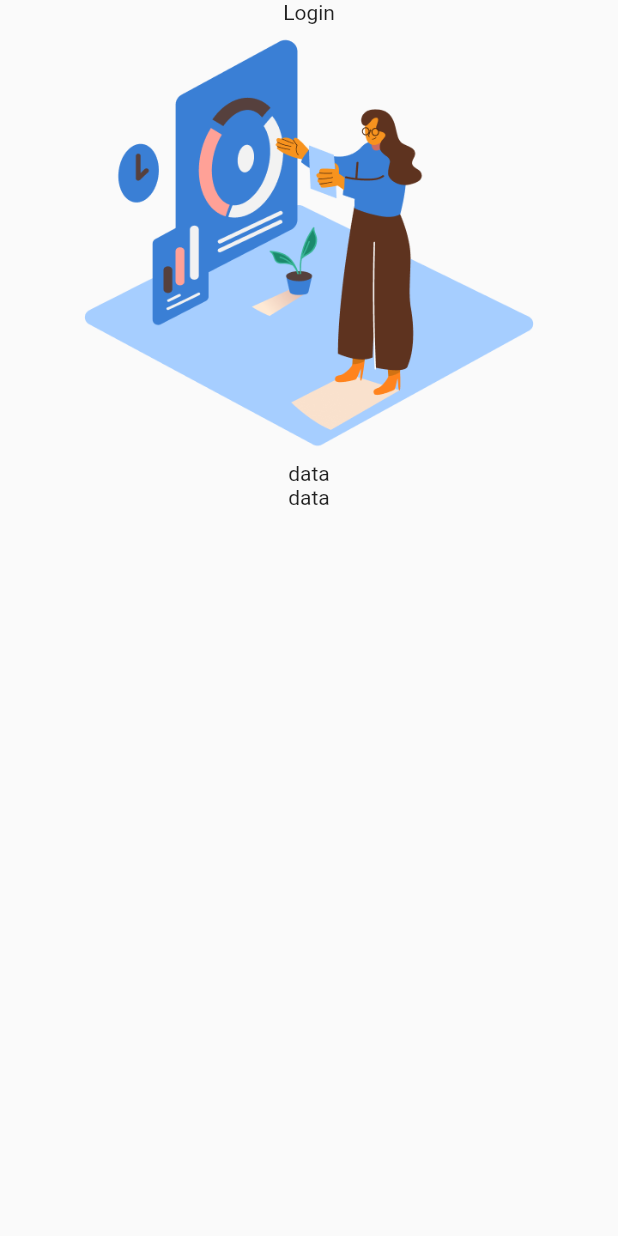
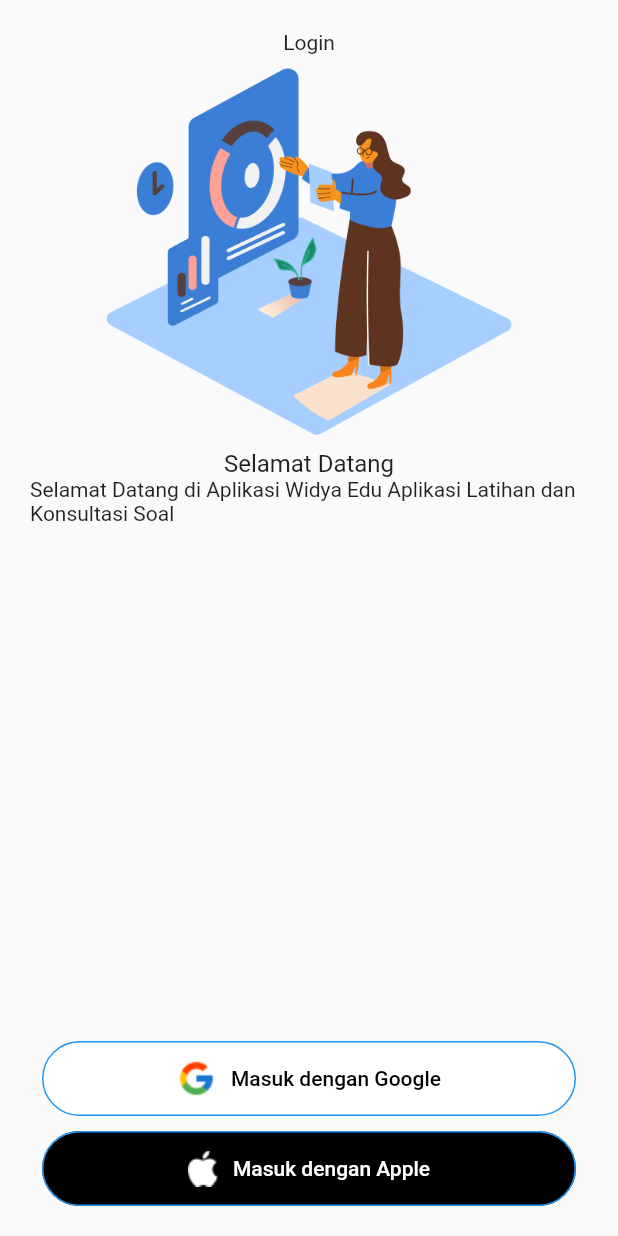
Before and after one commit to mucbir/gitintro, a Flutter app: the LoginPage screen opened directly, on a phone screen of 412 x 824 dp. Run offline on Flutter 3.47's test engine with Material 2 defaults, Android fonts, the light colour scheme and no system bars.

Commit message:
update splash_screen dan login_page

```diff
--- a/lib/view/login_page.dart
+++ b/lib/view/login_page.dart
@@ -1,4 +1,5 @@
 import 'package:flutter/material.dart';
+import 'package:git_intro/view/register_page.dart';
 
 class LoginPage extends StatelessWidget {
   const LoginPage({Key? key}) : super(key: key);
@@ -6,13 +7,88 @@ class LoginPage extends StatelessWidget {
   @override
   Widget build(BuildContext context) {
     return Scaffold(
-      body: Column(
-        children: [
-          Text("Login"),
-          Image.asset("assets/auth/img_login.png"),
-          Text("data"),
-          Text("data")
-        ],
+      body: SafeArea(
+        child: Padding(
+          padding: const EdgeInsets.all(20.0),
+          child: Column(children: [
+            Text("Login"),
+            Image.asset("assets/auth/img_login.png"),
+            Text(
+              "Selamat Datang",
+              style: TextStyle(
+                fontSize: 16,
+              ),
+            ),
+            Text(
+                "Selamat Datang di Aplikasi Widya Edu Aplikasi Latihan dan Konsultasi Soal"),
+            Spacer(),
+            Padding(
+              padding: const EdgeInsets.symmetric(horizontal: 8.0),
+              child: ElevatedButton(
+                style: ElevatedButton.styleFrom(
+                    elevation: 0,
+                    primary: Colors.white,
+                    fixedSize: const Size(double.infinity, 50),
+                    shape: RoundedRectangleBorder(
+                      borderRadius: BorderRadius.circular(25),
+                      side: const BorderSide(
+                        color: Colors.blue,
+                        style: BorderStyle.solid,
+                        width: 1,
+                      ),
+                    )),
+                onPressed: () {
+                  Navigator.of(context).push(MaterialPageRoute(
+                      builder: (context) => const RegisterPage()));
+                },
+                child:
+                    Row(mainAxisAlignment: MainAxisAlignment.center, children: [
+                  Image.asset("assets/auth/ic_google.png"),
+                  const SizedBox(width: 10),
+                  const Text(
+                    "Masuk dengan Google",
+                    style: TextStyle(
+                      color: Colors.black,
+                    ),
+                  ),
+                ]),
+              ),
+            ),
+            SizedBox(height: 10),
+            Padding(
+              padding: const EdgeInsets.symmetric(horizontal: 8.0),
+              child: ElevatedButton(
+                style: ElevatedButton.styleFrom(
+                    elevation: 0,
+                    primary: Colors.black,
+                    fixedSize: const Size(double.infinity, 50),
+                    shape: RoundedRectangleBorder(
+                      borderRadius: BorderRadius.circular(25),
+                      side: const BorderSide(
+                        color: Colors.blue,
+                        style: BorderStyle.solid,
+                        width: 1,
+                      ),
+                    )),
+                onPressed: () {
+                  Navigator.of(context).push(MaterialPageRoute(
+                      builder: (context) => const RegisterPage()));
+                },
+                child:
+                    Row(mainAxisAlignment: MainAxisAlignment.center, children: [
+                  Image.asset("assets/auth/ic_apple.png"),
+                  const SizedBox(width: 10),
+                  const Text(
+                    "Masuk dengan Apple",
+                    style: TextStyle(
+                      color: Colors.white,
+                    ),
+                  ),
+                ]),
+              ),
+            ),
+          ]),
+        ),
       ),
     );
   }
--- /dev/null
+++ b/lib/view/register_page.dart
@@ -0,0 +1,24 @@
+import 'package:flutter/material.dart';
+
+class RegisterPage extends StatefulWidget {
+  const RegisterPage({Key? key}) : super(key: key);
+
+  @override
+  State<RegisterPage> createState() => _RegisterPageState();
+}
+
+class _RegisterPageState extends State<RegisterPage> {
+  @override
+  Widget build(BuildContext context) {
+    return Scaffold(
+      appBar: AppBar(
+        iconTheme: IconThemeData(color: Colors.black),
+        backgroundColor: Colors.white,
+        title: Text(
+          "Yuk isi data diri",
+          style: TextStyle(color: Colors.black),
+        ),
+      ),
+    );
+  }
+}
```
